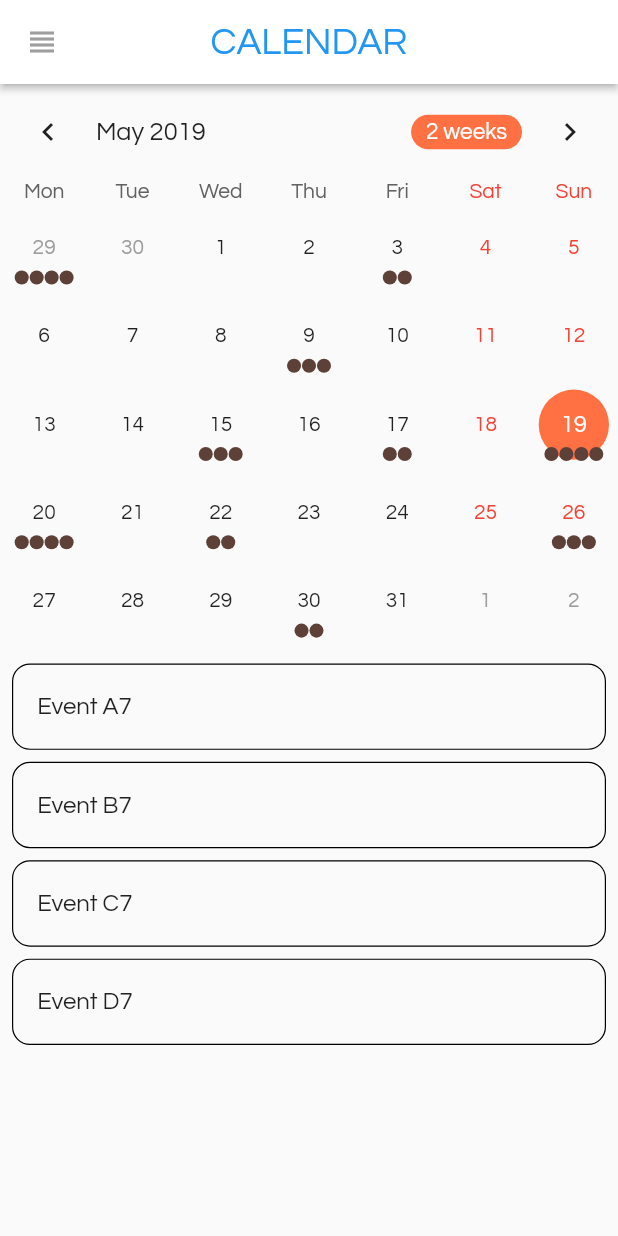
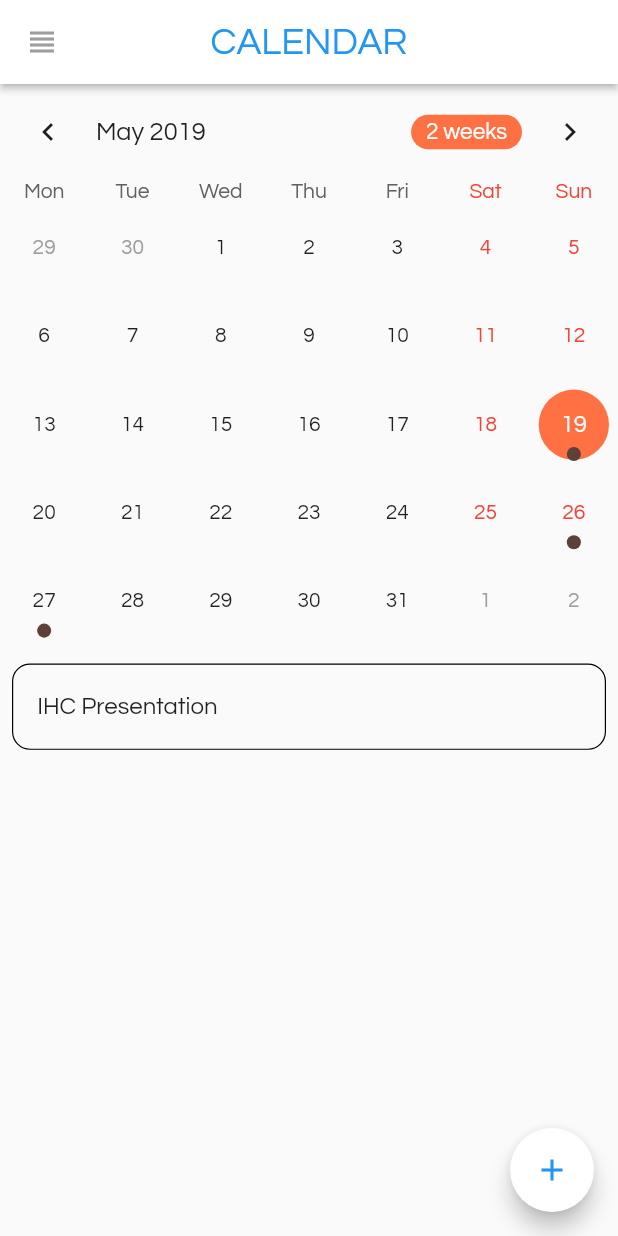
Before and after one commit to rodrigo-rocha/schoolmanager, a Flutter app: the Calendar screen opened by its route, on a phone screen of 412 x 824 dp. Run offline on Flutter 3.47's test engine with Material 2 defaults, Android fonts, the phone set to English and light mode, and no system bars; drawn by our look-alikes of table_calendar; our stand-ins replace auto_size_text, rflutter_alert; missing offline and left inert: date_utils.

Commit message:
Add more settings Clean calendar events Clean timeline events Add before hand signup and forget_password files

```diff
--- a/lib/calendar/calendar.dart
+++ b/lib/calendar/calendar.dart
@@ -24,23 +24,12 @@ class CalendarState extends State<Calendar> with TickerProviderStateMixin {
     DateTime selDay = DateTime.parse('2019-08-27');
     _selectedDay = DateTime.now();
     _events = {
-      //selDay: ['Aniversário'],
-      _selectedDay.subtract(Duration(days: 30)): ['Event A0', 'Event B0', 'Event C0'],
-      _selectedDay.subtract(Duration(days: 27)): ['Event A1'],
-      _selectedDay.subtract(Duration(days: 20)): ['Event A2', 'Event B2', 'Event C2', 'Event D2'],
-      _selectedDay.subtract(Duration(days: 16)): ['Event A3', 'Event B3'],
-      _selectedDay.subtract(Duration(days: 10)): ['Event A4', 'Event B4', 'Event C4'],
-      _selectedDay.subtract(Duration(days: 4)): ['Event A5', 'Event B5', 'Event C5'],
-      _selectedDay.subtract(Duration(days: 2)): ['Event A6', 'Event B6'],
-      _selectedDay: ['Event A7', 'Event B7', 'Event C7', 'Event D7'],
-      _selectedDay.add(Duration(days: 1)): ['Event A8', 'Event B8', 'Event C8', 'Event D8'],
-      _selectedDay.add(Duration(days: 3)): Set.from(['Event A9', 'Event A9', 'Event B9']).toList(),
-      _selectedDay.add(Duration(days: 7)): ['Event A10', 'Event B10', 'Event C10'],
-      _selectedDay.add(Duration(days: 11)): ['Event A11', 'Event B11'],
-      _selectedDay.add(Duration(days: 17)): ['Event A12', 'Event B12', 'Event C12', 'Event D12'],
-      _selectedDay.add(Duration(days: 22)): ['Event A13', 'Event B13'],
-      _selectedDay.add(Duration(days: 26)): ['Event A14', 'Event B14', 'Event C14'],
-      //_selectedDay: ['ABCD', 'AQRT'],
+//      selDay: ['Aniversário'],
+//      _selectedDay.subtract(Duration(days: 2)): ['Event A6', 'Event B6'],
+//      _selectedDay.add(Duration(days: 3)): Set.from(['Event A9', 'Event A9', 'Event B9']).toList(),
+      _selectedDay: ['IHC Presentation'],
+      _selectedDay.add(Duration(days: 7)): ['PEI MileStone'],
+      _selectedDay.add(Duration(days: 8)): [ 'AR exam'],
     };
     _selectedEvents = _events[_selectedDay] ?? [];
     _visibleEvents = _events;
@@ -93,6 +82,14 @@ class CalendarState extends State<Calendar> with TickerProviderStateMixin {
           const SizedBox(height: 8.0),
           Expanded(child: _buildEventList()),
         ],
+      ),
+      floatingActionButton: FloatingActionButton(
+        //TODO:
+        tooltip: 'Add Event',
+        backgroundColor: Colors.white,
+        child: Icon(Icons.add, color: Colors.blue),
+        onPressed: () {
+        },
       ),
     );
   }
--- a/lib/main.dart
+++ b/lib/main.dart
@@ -1,5 +1,7 @@
 import 'package:flutter/material.dart';
 import 'package:flutter_app_ihc/login/login.dart';
+import 'package:flutter_app_ihc/login/forget_password.dart';
+import 'package:flutter_app_ihc/login/signup.dart';
 import 'package:flutter_app_ihc/users/teachers/teacher_add.dart';
 import 'package:flutter_app_ihc/users/teachers/teacher_edit.dart';
 import 'package:flutter_app_ihc/users/teachers/teacher_info.dart';
@@ -43,7 +45,8 @@ class SchoolManager extends StatelessWidget {
       debugShowCheckedModeBanner: false,
       routes: <String, WidgetBuilder>{
         '/login' : (BuildContext context) => new Login(),
-        '/forget_password' : (BuildContext context) => new Login(),
+        '/forget_password' : (BuildContext context) => new ForgetPassword(),
+        '/signup' : (BuildContext context) => new Signup(),
         '/menu' : (BuildContext context) => new Menu(),
         '/teacher_list': (BuildContext context) => new TeacherList(),
         '/teacher_add': (BuildContext context) => new TeachersAdd(),
--- a/lib/timeline/timeline.dart
+++ b/lib/timeline/timeline.dart
@@ -1,4 +1,5 @@
 import 'package:flutter/material.dart';
+import 'package:intl/intl.dart';
 import 'package:flutter_app_ihc/functions/functions.dart';
 
 class Timeline extends StatefulWidget {
@@ -16,18 +17,11 @@ class TimelineState extends State<Timeline> {
       drawer: Functions.sideBar(context),
       body: new ListView(
         children: <Widget>[
-          _event("Aniversário da Susana", "25/02/2019", Icons.cake),
-          _event("Apresentação de IHC", "12/05/2019", Icons.event_note),
-          _event("Exame Prático de  IHC", "12/05/2019", Icons.shopping_cart),
-          _event("", "12/05/2019", Icons.today),
-          _event("", "12/05/2019", Icons.today),
-          _event("", "12/05/2019", Icons.today),
-          _event("", "12/05/2019", Icons.today),
-          _event("", "12/05/2019", Icons.today),
-          _event("", "12/05/2019", Icons.today),
-          _event("", "12/05/2019", Icons.today),
-          _event("", "", Icons.today),
-
+//          _event("Aniversário da Susana", "25-02-2019", Icons.cake),
+//          _event("", "", Icons.today),
+          _event("IHC Presentation", DateFormat('dd-MM-yyyy').format(DateTime.now().add(Duration(days: 0))).toString(), Icons.event_note),
+          _event("PEI MileStone", DateFormat('dd-MM-yyyy').format(DateTime.now().add(Duration(days: 7))).toString(), Icons.shopping_cart),
+          _event("AR exam", DateFormat('dd-MM-yyyy').format(DateTime.now().add(Duration(days: 7))).toString(), Icons.today),
         ],
       ),
     );
--- a/pubspec.yaml
+++ b/pubspec.yaml
@@ -29,6 +29,11 @@ dependencies:
   flutter_launcher_icons: ^0.7.0
   # flutter packages get
   # flutter packages pub run flutter_launcher_icons:main
+
+  #RECENT ADDED:
+  auto_size_text: ^1.1.2
+  rflutter_alert: ^1.0.2
+
 
 
 dev_dependencies:
```
Also changed, not shown: lib/login/forget_password.dart (added, +88 -0 lines), lib/login/signup.dart (added, +116 -0 lines), lib/menu/menu.dart (+6 -1 lines), lib/settings/settings.dart (+65 -35 lines), pubspec.lock.
